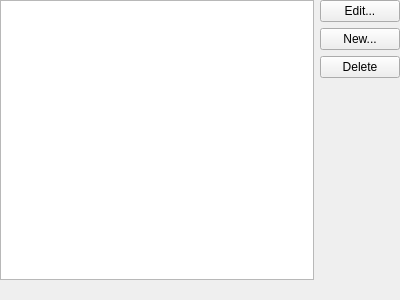
Above: native/src/ReachVariantTool/ui/script_editor/page_string_table.ui from DavidJCobb/ReachVariantEditor before the change. Below: the same form after it.
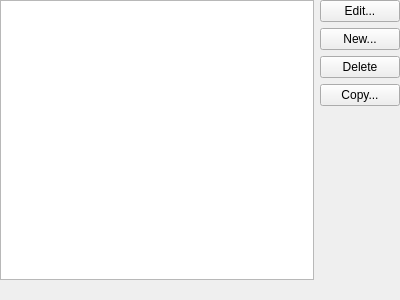
That is the form after the change.

Diff of the .ui file:
```diff
--- a/native/src/ReachVariantTool/ui/script_editor/page_string_table.ui
+++ b/native/src/ReachVariantTool/ui/script_editor/page_string_table.ui
@@ -77,6 +77,13 @@
        </property>
       </widget>
      </item>
+     <item>
+      <widget class="QPushButton" name="buttonCopy">
+       <property name="text">
+        <string>Copy...</string>
+       </property>
+      </widget>
+     </item>
      <item>
       <spacer name="verticalSpacer">
        <property name="orientation">
```
